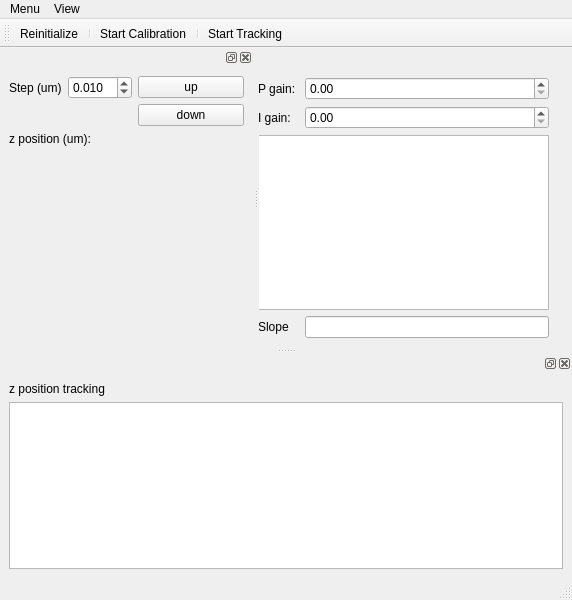
Above: gui/focus/ui_focus.ui from fbarho/qudi-cbs before the change. Below: the same form after it.
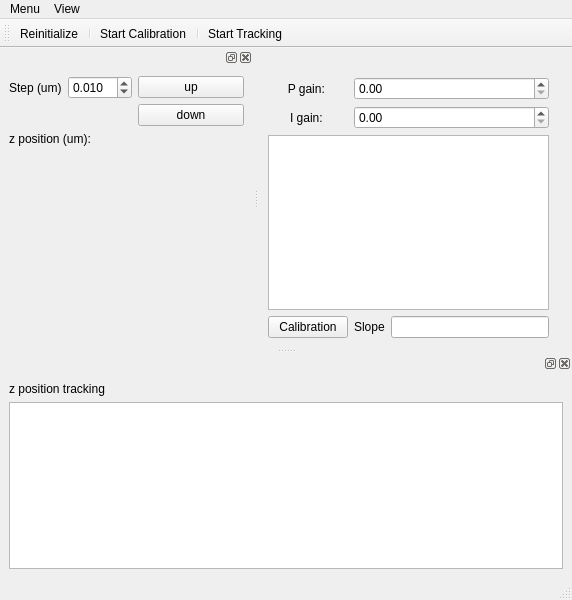
That is the form after the change. Custom widgets are drawn as their Qt base class.

Commit message: Add GUI functionnalities for autofocus RAMM

Diff of the .ui file:
```diff
--- a/gui/focus/ui_focus.ui
+++ b/gui/focus/ui_focus.ui
@@ -17,46 +17,59 @@
    <widget class="QWidget" name="gridLayoutWidget">
     <property name="geometry">
      <rect>
-      <x>-1</x>
+      <x>9</x>
       <y>29</y>
-      <width>291</width>
+      <width>281</width>
       <height>261</height>
      </rect>
     </property>
     <layout class="QGridLayout" name="gridLayout_2">
-     <item row="0" column="2">
-      <widget class="QDoubleSpinBox" name="Pgain_doubleSpinBox"/>
+     <item row="2" column="0" colspan="4">
+      <widget class="PlotWidget" name="calibration_PlotWidget"/>
      </item>
-     <item row="1" column="0" colspan="2">
-      <widget class="QLabel" name="exposure_Label_2">
+     <item row="1" column="0">
+      <widget class="QLabel" name="i_Label">
        <property name="text">
         <string>I gain: </string>
        </property>
+       <property name="alignment">
+        <set>Qt::AlignCenter</set>
+       </property>
       </widget>
      </item>
-     <item row="3" column="2">
+     <item row="3" column="3">
       <widget class="QLineEdit" name="slope_lineEdit"/>
      </item>
-     <item row="1" column="2">
+     <item row="0" column="1" colspan="3">
+      <widget class="QDoubleSpinBox" name="Pgain_doubleSpinBox"/>
+     </item>
+     <item row="1" column="1" colspan="3">
       <widget class="QDoubleSpinBox" name="Igain_doubleSpinBox"/>
      </item>
-     <item row="2" column="0" colspan="3">
-      <widget class="PlotWidget" name="Calibration_QtPlot"/>
-     </item>
-     <item row="0" column="0" colspan="2">
-      <widget class="QLabel" name="exposure_Label">
+     <item row="0" column="0">
+      <widget class="QLabel" name="p_Label">
        <property name="text">
         <string>P gain: </string>
        </property>
+       <property name="alignment">
+        <set>Qt::AlignCenter</set>
+       </property>
       </widget>
      </item>
-     <item row="3" column="0" colspan="2">
-      <widget class="QLabel" name="exposure_Label_3">
+     <item row="3" column="1" colspan="2">
+      <widget class="QLabel" name="slope_Label">
        <property name="text">
         <string>Slope</string>
        </property>
       </widget>
      </item>
+     <item row="3" column="0">
+      <widget class="QPushButton" name="calibration_pushButton">
+       <property name="text">
+        <string>Calibration</string>
+       </property>
+      </widget>
+     </item>
     </layout>
    </widget>
   </widget>
```
Left out of the diff: 6 changed lines with no effect on the pictures. The commit also changes 3 other files.
